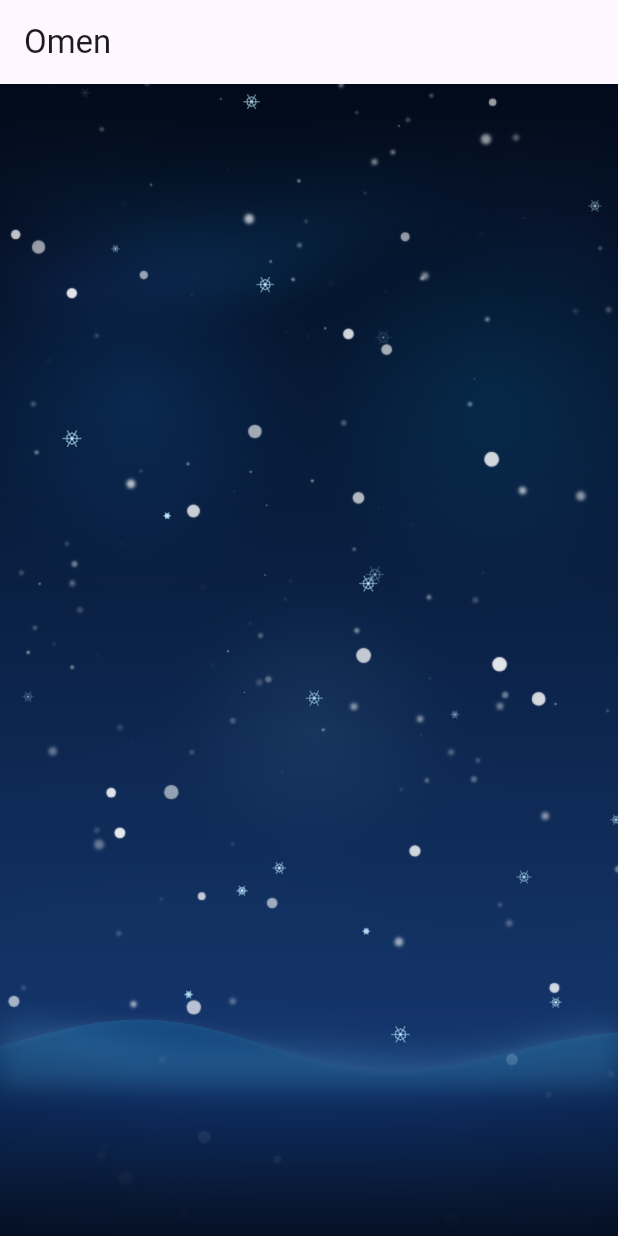
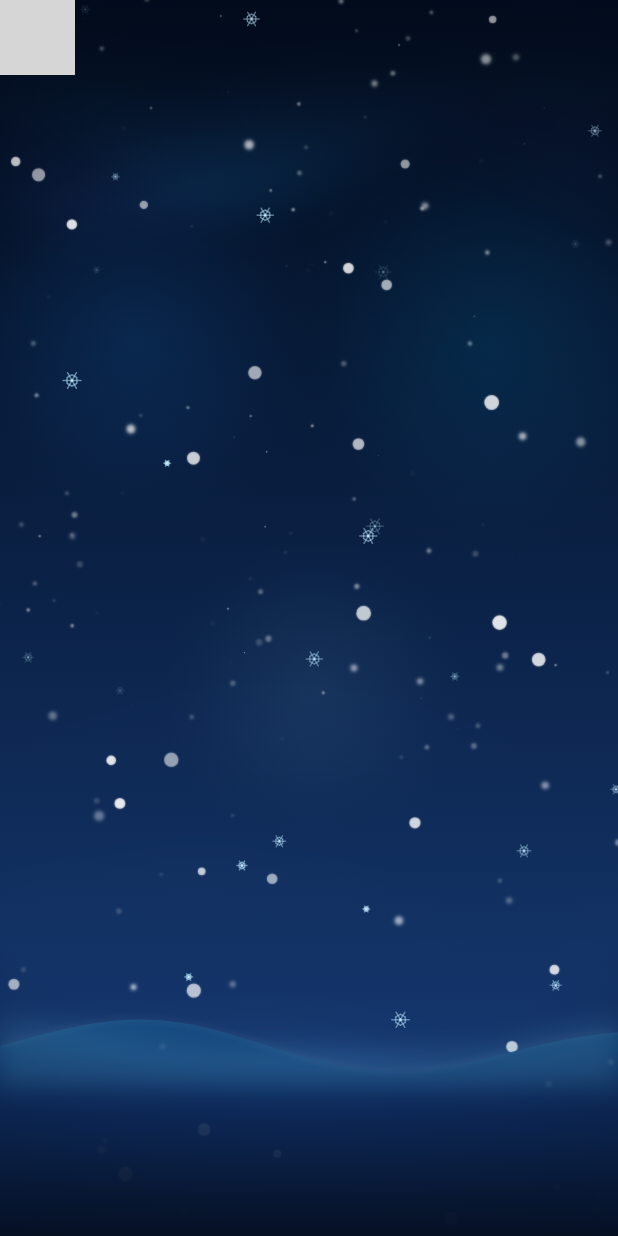
Before and after one commit to Hegazy28/omen, a Flutter app: the screen it shows after launch, on a phone screen of 412 x 824 dp. Run offline on Flutter 3.47's test engine with Material 3 defaults, Android fonts, the phone set to English and light mode, and no system bars; grey boxes are pictures that could not be loaded.

Commit message:
start point

```diff
--- /dev/null
+++ b/lib/core/myAssets.dart
@@ -0,0 +1,3 @@
+class Myassets {
+  static const String AppLogo = "assets/logo.png";
+}
--- a/lib/main.dart
+++ b/lib/main.dart
@@ -1,5 +1,6 @@
 import 'package:flutter/material.dart';
 import 'package:omen/component/bg.dart';
+import 'package:omen/core/myAssets.dart';
 import 'package:omen/ui/home.dart';
 
 void main() {
@@ -14,20 +15,18 @@ class MyApp extends StatelessWidget {
     return MaterialApp(
       debugShowCheckedModeBanner: false,
       title: 'Flutter Demo',
-      theme: ThemeData(
-        colorScheme: ColorScheme.fromSeed(seedColor: Colors.deepPurple),
-        useMaterial3: true,
-      ),
+      // theme: ThemeData(
+      //   colorScheme: ColorScheme.fromSeed(seedColor: Colors.deepPurple),
+      //   useMaterial3: true,
+      // ),
       home: Scaffold(
-          appBar: AppBar(
-            title: const Text('Omen'),
-          ),
+          // appBar: AppBar(
+          //   title: const Text('Omen'),
+          //   backgroundColor: Colors.transparent,
+          // ),
           body: Stack(
-            children: [
-              const WinterBackground(), // fills the bg
-              // your task UI here
-            ],
-          )),
+        children: [const WinterBackground(), Home()],
+      )),
     );
   }
 }
--- a/lib/ui/home.dart
+++ b/lib/ui/home.dart
@@ -1,10 +1,17 @@
 import 'package:flutter/material.dart';
+import 'package:omen/core/myAssets.dart';
 
 class Home extends StatelessWidget {
   const Home({super.key});
 
   @override
   Widget build(BuildContext context) {
-    return const Placeholder();
+    return Column(
+      children: [
+        Row(
+          children: [Image.asset(Myassets.AppLogo, height: 50, width: 50)],
+        )
+      ],
+    );
   }
 }
--- a/pubspec.yaml
+++ b/pubspec.yaml
@@ -58,8 +58,8 @@ flutter:
   uses-material-design: true
 
   # To add assets to your application, add an assets section, like this:
-  # assets:
-  #   - images/a_dot_burr.jpeg
+  assets:
+    - assets/
   #   - images/a_dot_ham.jpeg
 
   # An image asset can refer to one or more resolution-specific "variants", see
```
Also changed, not shown: assets/Logo.png (added).
